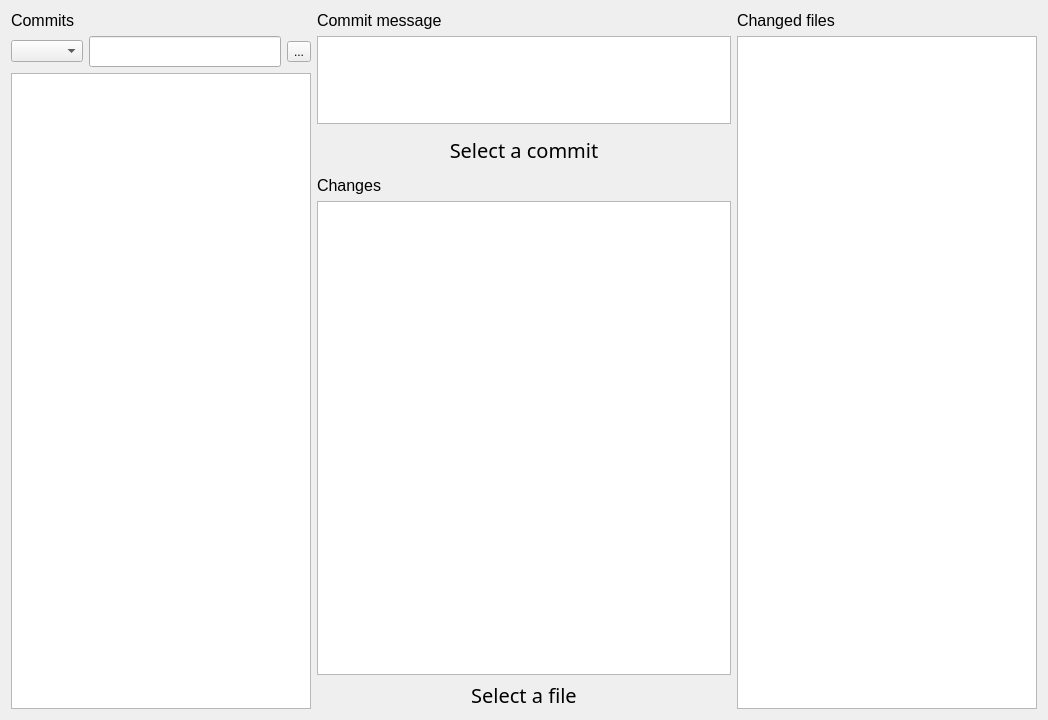
First picture: the form in client/ui/repo.ui, repository Kirisummer/config_sync, before the edit.
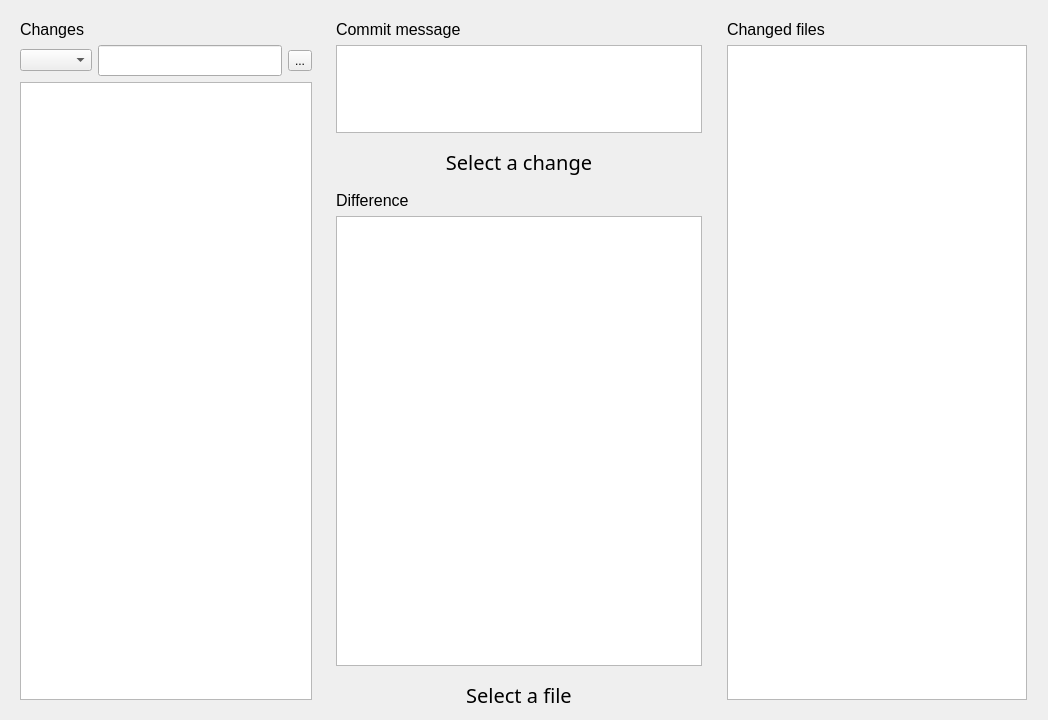
Second picture: the form after the edit.

Commit message: Add support for repo page UI

Diff of the .ui file:
```diff
--- a/client/ui/repo.ui
+++ b/client/ui/repo.ui
@@ -14,23 +14,41 @@
    <string>Repository</string>
   </property>
   <layout class="QGridLayout" name="gridLayout_5">
-   <item row="5" column="1">
-    <widget class="QLabel" name="no_file">
-     <property name="font">
-      <font>
-       <family>Noto Sans</family>
-       <pointsize>15</pointsize>
-      </font>
-     </property>
-     <property name="text">
-      <string>Select a file</string>
-     </property>
-     <property name="alignment">
-      <set>Qt::AlignCenter</set>
-     </property>
-    </widget>
-   </item>
    <item row="2" column="1">
+    <widget class="QWidget" name="diff_widget" native="true">
+     <property name="sizePolicy">
+      <sizepolicy hsizetype="Expanding" vsizetype="Preferred">
+       <horstretch>0</horstretch>
+       <verstretch>0</verstretch>
+      </sizepolicy>
+     </property>
+     <layout class="QVBoxLayout" name="diff_layout">
+      <item>
+       <widget class="QLabel" name="diff_label">
+        <property name="font">
+         <font>
+          <pointsize>12</pointsize>
+         </font>
+        </property>
+        <property name="text">
+         <string>Difference</string>
+        </property>
+       </widget>
+      </item>
+      <item>
+       <widget class="QTextEdit" name="diff">
+        <property name="font">
+         <font>
+          <family>Noto Sans</family>
+          <pointsize>10</pointsize>
+         </font>
+        </property>
+       </widget>
+      </item>
+     </layout>
+    </widget>
+   </item>
+   <item row="1" column="1">
     <widget class="QLabel" name="no_commit">
      <property name="font">
       <font>
@@ -39,7 +57,23 @@
       </font>
      </property>
      <property name="text">
-      <string>Select a commit</string>
+      <string>Select a change</string>
+     </property>
+     <property name="alignment">
+      <set>Qt::AlignCenter</set>
+     </property>
+    </widget>
+   </item>
+   <item row="3" column="1">
+    <widget class="QLabel" name="no_file">
+     <property name="font">
+      <font>
+       <family>Noto Sans</family>
+       <pointsize>15</pointsize>
+      </font>
+     </property>
+     <property name="text">
+      <string>Select a file</string>
      </property>
      <property name="alignment">
       <set>Qt::AlignCenter</set>
@@ -47,9 +81,16 @@
     </widget>
    </item>
    <item row="0" column="1">
-    <layout class="QVBoxLayout" name="verticalLayout_3">
+    <widget class="QWidget" name="commit_msg_widget" native="true">
+     <property name="sizePolicy">
+      <sizepolicy hsizetype="Expanding" vsizetype="Preferred">
+       <horstretch>0</horstretch>
+       <verstretch>0</verstretch>
+      </sizepolicy>
+     </property>
+     <layout class="QVBoxLayout" name="commit_msg_layout">
      <item>
-      <widget class="QLabel" name="commit_msg">
+       <widget class="QLabel" name="commit_msg_label">
        <property name="sizePolicy">
         <sizepolicy hsizetype="Preferred" vsizetype="Preferred">
          <horstretch>0</horstretch>
@@ -67,7 +108,7 @@
       </widget>
      </item>
      <item>
-      <widget class="QPlainTextEdit" name="plainTextEdit">
+       <widget class="QPlainTextEdit" name="commit_msg">
        <property name="sizePolicy">
         <sizepolicy hsizetype="Expanding" vsizetype="Preferred">
          <horstretch>0</horstretch>
@@ -86,149 +127,40 @@
       </widget>
      </item>
     </layout>
+    </widget>
    </item>
-   <item row="0" column="2" rowspan="6">
+   <item row="0" column="0" rowspan="4">
+    <widget class="QWidget" name="changes_widget" native="true">
+     <property name="minimumSize">
+      <size>
+       <width>310</width>
+       <height>0</height>
+      </size>
+     </property>
+     <property name="maximumSize">
+      <size>
+       <width>310</width>
+       <height>16777215</height>
+      </size>
+     </property>
     <layout class="QGridLayout" name="gridLayout">
-     <item row="0" column="0">
-      <widget class="QLabel" name="label_4">
-       <property name="font">
-        <font>
-         <pointsize>12</pointsize>
-        </font>
-       </property>
-       <property name="text">
-        <string>Changed files</string>
-       </property>
-      </widget>
-     </item>
-     <item row="1" column="0">
-      <widget class="QTreeWidget" name="treeWidget">
+      <item row="3" column="0" colspan="3">
+       <widget class="QTableWidget" name="changes">
        <property name="sizePolicy">
-        <sizepolicy hsizetype="Fixed" vsizetype="Expanding">
+         <sizepolicy hsizetype="Expanding" vsizetype="Expanding">
          <horstretch>0</horstretch>
          <verstretch>0</verstretch>
         </sizepolicy>
        </property>
        <property name="minimumSize">
         <size>
-         <width>300</width>
+          <width>0</width>
          <height>0</height>
         </size>
        </property>
        <property name="maximumSize">
         <size>
-         <width>300</width>
-         <height>16777215</height>
-        </size>
-       </property>
-       <property name="font">
-        <font>
-         <family>Noto Sans</family>
-         <pointsize>10</pointsize>
-        </font>
-       </property>
-       <attribute name="headerVisible">
-        <bool>false</bool>
-       </attribute>
-       <column>
-        <property name="text">
-         <string>Files</string>
-        </property>
-       </column>
-      </widget>
-     </item>
-    </layout>
-   </item>
-   <item row="4" column="1">
-    <layout class="QVBoxLayout" name="verticalLayout">
-     <item>
-      <widget class="QLabel" name="changes_label">
-       <property name="font">
-        <font>
-         <pointsize>12</pointsize>
-        </font>
-       </property>
-       <property name="text">
-        <string>Changes</string>
-       </property>
-      </widget>
-     </item>
-     <item>
-      <widget class="QTextEdit" name="changes">
-       <property name="font">
-        <font>
-         <family>Noto Sans</family>
-         <pointsize>10</pointsize>
-        </font>
-       </property>
-      </widget>
-     </item>
-    </layout>
-   </item>
-   <item row="0" column="0" rowspan="6">
-    <layout class="QGridLayout" name="gridLayout_6">
-     <item row="1" column="2">
-      <widget class="QToolButton" name="toolButton">
-       <property name="text">
-        <string>...</string>
-       </property>
-      </widget>
-     </item>
-     <item row="0" column="0" colspan="3">
-      <widget class="QLabel" name="label">
-       <property name="font">
-        <font>
-         <pointsize>12</pointsize>
-        </font>
-       </property>
-       <property name="text">
-        <string>Commits</string>
-       </property>
-      </widget>
-     </item>
-     <item row="1" column="0">
-      <widget class="QComboBox" name="comboBox">
-       <property name="sizePolicy">
-        <sizepolicy hsizetype="Fixed" vsizetype="Fixed">
-         <horstretch>0</horstretch>
-         <verstretch>0</verstretch>
-        </sizepolicy>
-       </property>
-      </widget>
-     </item>
-     <item row="1" column="1">
-      <widget class="QLineEdit" name="lineEdit">
-       <property name="sizePolicy">
-        <sizepolicy hsizetype="Preferred" vsizetype="Fixed">
-         <horstretch>0</horstretch>
-         <verstretch>0</verstretch>
-        </sizepolicy>
-       </property>
-       <property name="font">
-        <font>
-         <family>Noto Sans</family>
-         <pointsize>12</pointsize>
-        </font>
-       </property>
-      </widget>
-     </item>
-     <item row="2" column="0" colspan="3">
-      <widget class="QTableWidget" name="tableWidget">
-       <property name="sizePolicy">
-        <sizepolicy hsizetype="Fixed" vsizetype="Expanding">
-         <horstretch>0</horstretch>
-         <verstretch>0</verstretch>
-        </sizepolicy>
-       </property>
-       <property name="minimumSize">
-        <size>
-         <width>300</width>
-         <height>0</height>
-        </size>
-       </property>
-       <property name="maximumSize">
-        <size>
-         <width>300</width>
+          <width>16777215</width>
          <height>16777215</height>
         </size>
        </property>
@@ -247,6 +179,9 @@
        <attribute name="horizontalHeaderStretchLastSection">
         <bool>true</bool>
        </attribute>
+        <attribute name="verticalHeaderMinimumSectionSize">
+         <number>30</number>
+        </attribute>
        <attribute name="verticalHeaderStretchLastSection">
         <bool>false</bool>
        </attribute>
@@ -257,9 +192,132 @@
        </column>
       </widget>
      </item>
-    </layout>
+      <item row="0" column="0" colspan="3">
+       <widget class="QLabel" name="changes_label">
+        <property name="font">
+         <font>
+          <pointsize>12</pointsize>
+         </font>
+        </property>
+        <property name="text">
+         <string>Changes</string>
+        </property>
+       </widget>
+      </item>
+      <item row="1" column="1">
+       <widget class="QLineEdit" name="changes_search_box">
+        <property name="sizePolicy">
+         <sizepolicy hsizetype="MinimumExpanding" vsizetype="Fixed">
+          <horstretch>0</horstretch>
+          <verstretch>0</verstretch>
+         </sizepolicy>
+        </property>
+        <property name="font">
+         <font>
+          <family>Noto Sans</family>
+          <pointsize>12</pointsize>
+         </font>
+        </property>
+       </widget>
+      </item>
+      <item row="1" column="2">
+       <widget class="QToolButton" name="changes_search_btn">
+        <property name="text">
+         <string>...</string>
+        </property>
+       </widget>
+      </item>
+      <item row="1" column="0">
+       <widget class="QComboBox" name="branch_select">
+        <property name="sizePolicy">
+         <sizepolicy hsizetype="Fixed" vsizetype="Fixed">
+          <horstretch>0</horstretch>
+          <verstretch>0</verstretch>
+         </sizepolicy>
+        </property>
+       </widget>
+      </item>
+     </layout>
+    </widget>
    </item>
-  </layout>
+   <item row="0" column="2" rowspan="4">
+    <widget class="QWidget" name="files_widget" native="true">
+     <property name="sizePolicy">
+      <sizepolicy hsizetype="Fixed" vsizetype="Preferred">
+       <horstretch>0</horstretch>
+       <verstretch>0</verstretch>
+      </sizepolicy>
+     </property>
+     <property name="minimumSize">
+      <size>
+       <width>320</width>
+       <height>0</height>
+      </size>
+     </property>
+     <property name="maximumSize">
+      <size>
+       <width>320</width>
+       <height>16777215</height>
+      </size>
+     </property>
+     <layout class="QGridLayout" name="files_layout">
+      <item row="0" column="0">
+       <widget class="QLabel" name="files_label">
+        <property name="font">
+         <font>
+          <pointsize>12</pointsize>
+         </font>
+        </property>
+        <property name="text">
+         <string>Changed files</string>
+        </property>
+       </widget>
+      </item>
+      <item row="1" column="0">
+       <widget class="QTreeWidget" name="files">
+        <property name="sizePolicy">
+         <sizepolicy hsizetype="Fixed" vsizetype="Expanding">
+          <horstretch>0</horstretch>
+          <verstretch>0</verstretch>
+         </sizepolicy>
+        </property>
+        <property name="minimumSize">
+         <size>
+          <width>300</width>
+          <height>0</height>
+         </size>
+        </property>
+        <property name="maximumSize">
+         <size>
+          <width>300</width>
+          <height>16777215</height>
+         </size>
+        </property>
+        <property name="font">
+         <font>
+          <family>Noto Sans</family>
+          <pointsize>10</pointsize>
+         </font>
+        </property>
+        <attribute name="headerVisible">
+         <bool>false</bool>
+        </attribute>
+        <column>
+         <property name="text">
+          <string>Files</string>
+         </property>
+        </column>
+       </widget>
+      </item>
+     </layout>
+    </widget>
+   </item>
+  </layout>
+  <action name="actioncheckout">
+   <property name="text">
+    <string>checkout</string>
+   </property>
+  </action>
  </widget>
  <resources/>
  <connections/>
```
Lines whose indentation alone changed are shown as unchanged. The commit also changes 5 other files.
